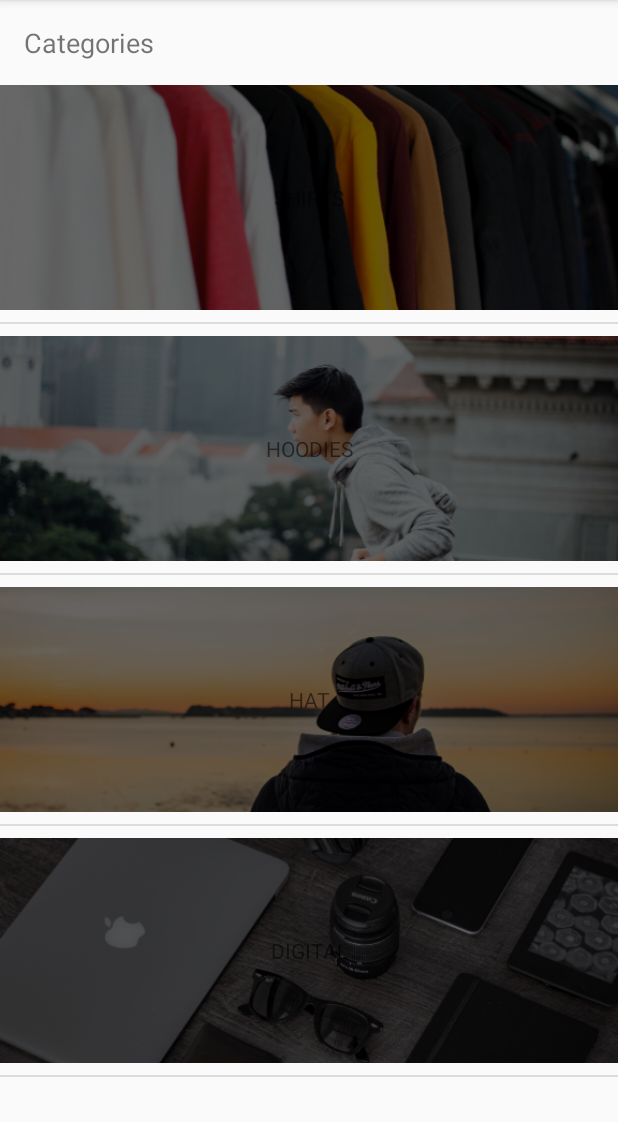
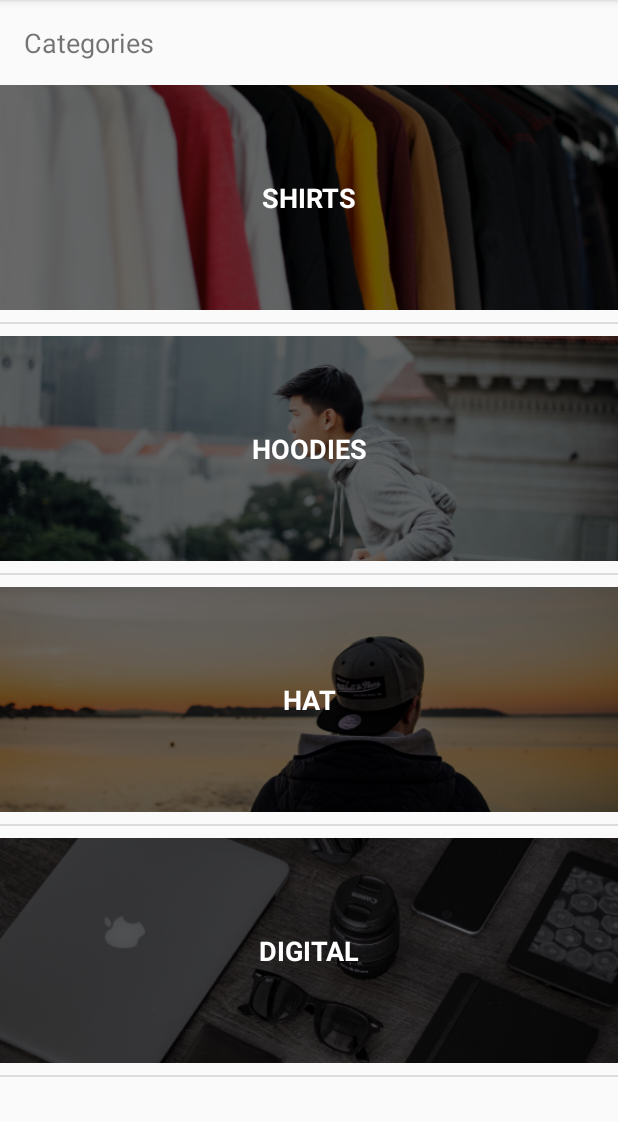
Before and after one commit to ghigbie/DevSwag, an Android app: the screen it shows after launch (MainActivity), on a phone screen of 412 x 824 dp, the part 84-1206 px from its top. Run offline under Robolectric (Android 15) with nearby library versions, the phone set to English and light mode, and no system bars.

Commit message:
Change text styles, size and colors or list view

```diff
--- a/app/src/main/res/layout/category_list_item.xml
+++ b/app/src/main/res/layout/category_list_item.xml
@@ -27,13 +27,13 @@
         android:layout_width="wrap_content"
         android:layout_height="wrap_content"
         android:layout_margin="0dp"
+        android:textColor="@color/swagTextColor"
+        android:textSize="18sp"
+        android:textStyle="bold"
         app:layout_constraintBottom_toBottomOf="parent"
         app:layout_constraintEnd_toEndOf="parent"
         app:layout_constraintStart_toStartOf="parent"
         app:layout_constraintTop_toTopOf="parent"
-        tools:text="HATS"
-        tools:textColor="@color/swagTextColor"
-        tools:textSize="18sp"
-        tools:textStyle="bold" />
+        tools:text="HATS" />
 
 </android.support.constraint.ConstraintLayout>
```
